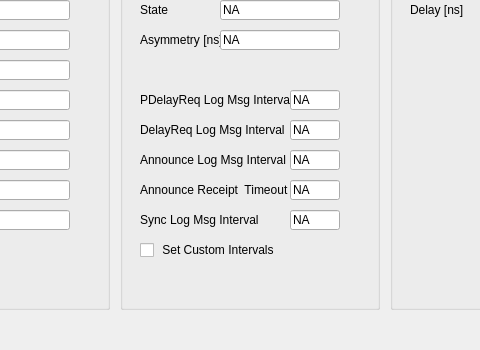
Old version of the form UCM/Library/UniversalConfigurationManager/PtpHcTab/Ucm_PtpHcTab.ui in the repository NetTimeLogic/UniversalConfigurationManager; both pictures show x 170 to 650 and y 330 to 680 of the 1374 by 774 pixel window.
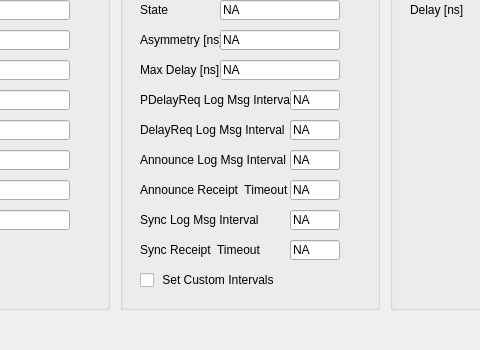
New version of the form.

What changed in the file:
```diff
--- a/UCM/Library/UniversalConfigurationManager/PtpHcTab/Ucm_PtpHcTab.ui
+++ b/UCM/Library/UniversalConfigurationManager/PtpHcTab/Ucm_PtpHcTab.ui
@@ -834,7 +834,7 @@
     <property name="geometry">
      <rect>
       <x>20</x>
-      <y>320</y>
+      <y>350</y>
       <width>200</width>
       <height>20</height>
      </rect>
@@ -875,6 +875,70 @@
      <bool>false</bool>
     </property>
    </widget>
+   <widget class="QLineEdit" name="PtpHcPortDsSyncReceiptTimeoutValue">
+    <property name="enabled">
+     <bool>true</bool>
+    </property>
+    <property name="geometry">
+     <rect>
+      <x>170</x>
+      <y>320</y>
+      <width>50</width>
+      <height>20</height>
+     </rect>
+    </property>
+    <property name="text">
+     <string>NA</string>
+    </property>
+    <property name="readOnly">
+     <bool>false</bool>
+    </property>
+   </widget>
+   <widget class="QLabel" name="PtpHcPortDsSyncReceiptTimeoutLabel">
+    <property name="geometry">
+     <rect>
+      <x>20</x>
+      <y>320</y>
+      <width>150</width>
+      <height>20</height>
+     </rect>
+    </property>
+    <property name="text">
+     <string>Sync Receipt  Timeout</string>
+    </property>
+   </widget>
+   <widget class="QLineEdit" name="PtpHcPortDsMaxPeerDelayValue">
+    <property name="enabled">
+     <bool>true</bool>
+    </property>
+    <property name="geometry">
+     <rect>
+      <x>100</x>
+      <y>140</y>
+      <width>120</width>
+      <height>20</height>
+     </rect>
+    </property>
+    <property name="text">
+     <string>NA</string>
+    </property>
+    <property name="readOnly">
+     <bool>false</bool>
+    </property>
+   </widget>
+   <widget class="QLabel" name="PtpHcPortDsMaxPeerDelayLabel">
+    <property name="geometry">
+     <rect>
+      <x>20</x>
+      <y>140</y>
+      <width>80</width>
+      <height>20</height>
+     </rect>
+    </property>
+    <property name="text">
+     <string>Max Delay [ns]</string>
+    </property>
+   </widget>
   </widget>
   <widget class="QLineEdit" name="PtpHcVersionValue">
    <property name="enabled">
```
